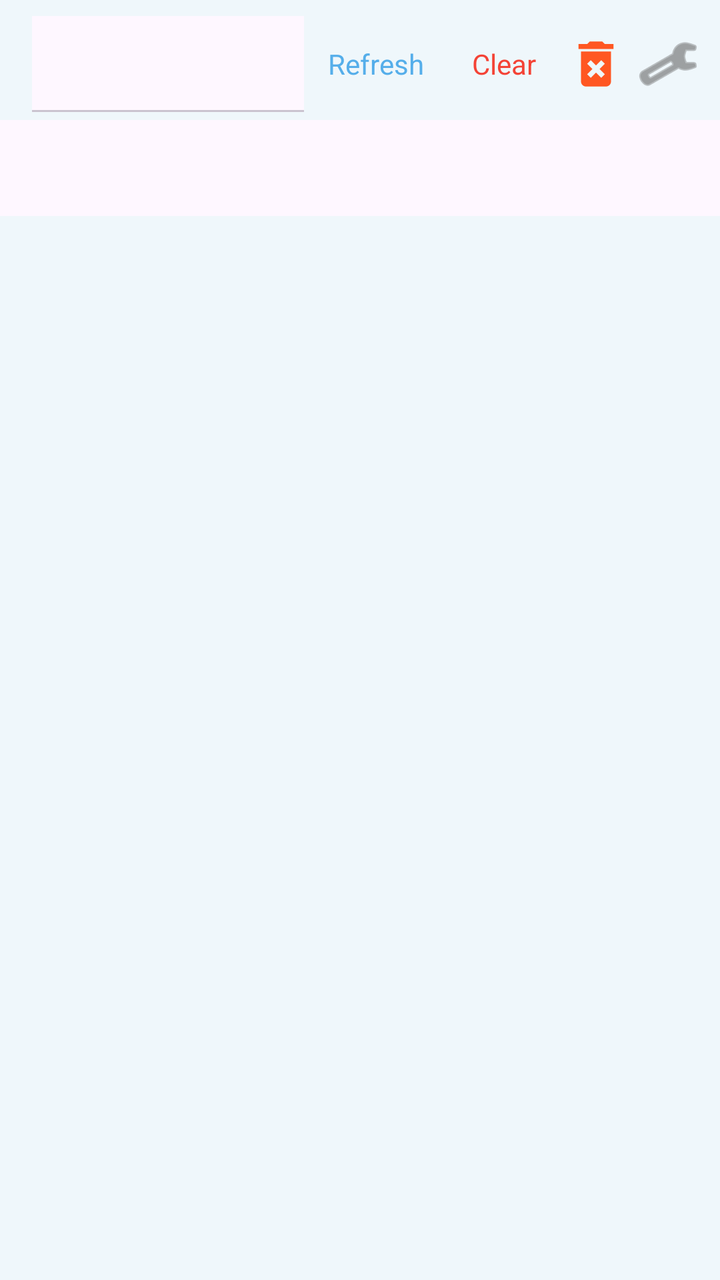
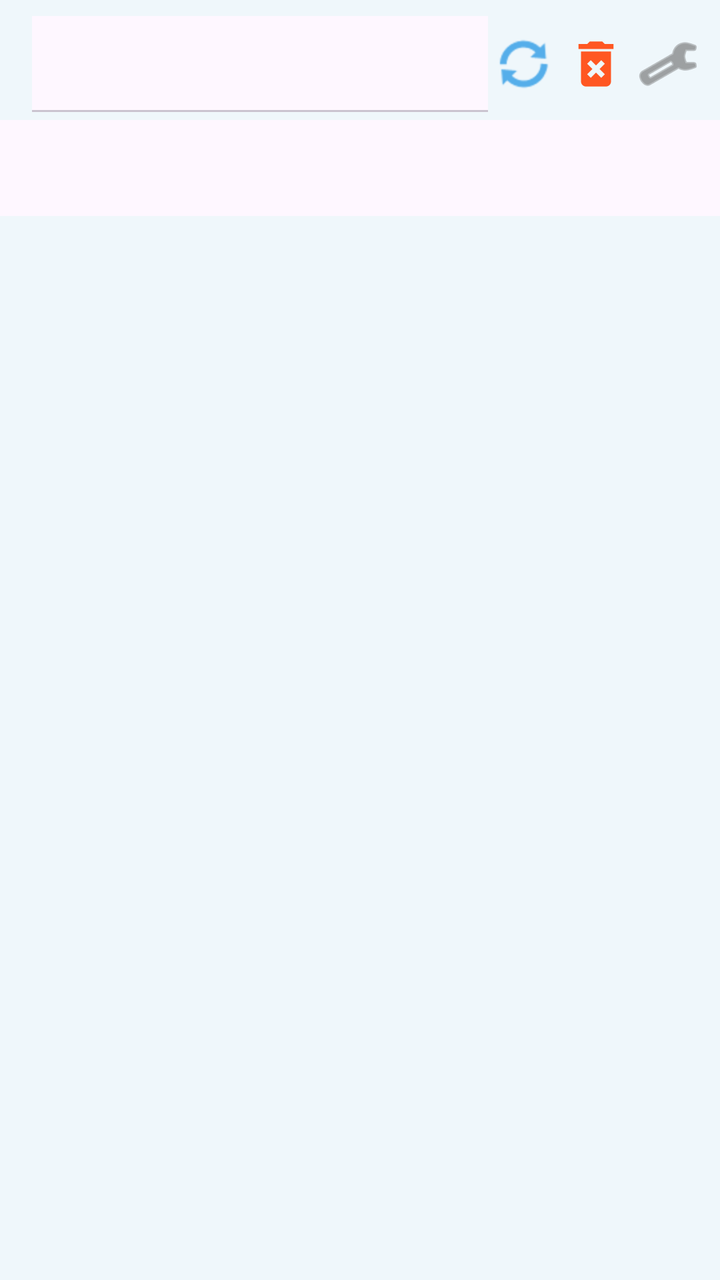

Screens rendered from an Android XML layout before and after an edit, with the pre-edit source and the edit as a unified diff.
<!-- AndroidManifest.xml: application theme Theme.MT -->
<!-- res/layout/fragment_history.xml -->
<?xml version="1.0" encoding="utf-8"?>
<LinearLayout xmlns:android="http://schemas.android.com/apk/res/android"
    xmlns:app="http://schemas.android.com/apk/res-auto"
    android:layout_width="match_parent"
    android:layout_height="match_parent"
    android:background="#EFF7FB"
    android:orientation="vertical">

    
    <LinearLayout
        android:layout_width="match_parent"
        android:layout_height="wrap_content"
        android:orientation="horizontal"
        android:gravity="center_vertical"
        android:paddingStart="16dp"
        android:paddingEnd="8dp"
        android:paddingTop="8dp"
        android:paddingBottom="4dp">

        <com.google.android.material.tabs.TabLayout
            android:id="@+id/history_tab_layout"
            android:layout_width="0dp"
            android:layout_height="wrap_content"
            android:layout_weight="1"
            app:tabMode="fixed"
            app:tabGravity="start"
            app:tabIndicatorColor="#55AEEA"
            app:tabSelectedTextColor="#333333"
            app:tabTextColor="#888888" />

        <TextView
            android:id="@+id/btn_refresh_history"
            android:layout_width="wrap_content"
            android:layout_height="wrap_content"
            android:text="@string/refresh_history"
            android:textColor="#55AEEA"
            android:textSize="14sp"
            android:paddingHorizontal="12dp"
            android:paddingVertical="8dp"
            android:background="?attr/selectableItemBackgroundBorderless" />

        <TextView
            android:id="@+id/btn_clear_history"
            android:layout_width="wrap_content"
            android:layout_height="wrap_content"
            android:text="@string/clear_history"
            android:textColor="#F44336"
            android:textSize="14sp"
            android:paddingHorizontal="12dp"
            android:paddingVertical="8dp"
            android:background="?attr/selectableItemBackgroundBorderless" />

        <ImageButton
            android:id="@+id/btn_clear_all_cache"
            android:layout_width="36dp"
            android:layout_height="36dp"
            android:background="?attr/selectableItemBackgroundBorderless"
            android:src="@drawable/bin_clean"
            android:tint="#FF5722"
            android:contentDescription="Clear All Cache" />

        <ImageButton
            android:id="@+id/btn_history_settings"
            android:layout_width="36dp"
            android:layout_height="36dp"
            android:background="?attr/selectableItemBackgroundBorderless"
            android:src="@android:drawable/ic_menu_manage"
            android:tint="#666666"
            android:contentDescription="Settings" />
    </LinearLayout>

    
    <com.google.android.material.tabs.TabLayout
        android:id="@+id/viewModeTabLayout"
        android:layout_width="match_parent"
        android:layout_height="wrap_content"
        android:background="?android:colorBackground"
        app:tabMode="fixed"
        app:tabGravity="fill" />

    <LinearLayout
        android:id="@+id/engineSelectorLayout"
        android:layout_width="match_parent"
        android:layout_height="wrap_content"
        android:orientation="horizontal"
        android:paddingHorizontal="8dp"
        android:paddingVertical="4dp"
        android:visibility="gone">

        <com.google.android.material.textfield.TextInputLayout
            android:id="@+id/ocrEngineInputLayout"
            style="@style/Widget.Material3.TextInputLayout.OutlinedBox.ExposedDropdownMenu"
            android:layout_width="match_parent"
            android:layout_height="wrap_content"
            android:hint="引擎">

            <com.google.android.material.textfield.MaterialAutoCompleteTextView
                android:id="@+id/spinnerOcrEngine"
                android:layout_width="match_parent"
                android:layout_height="wrap_content"
                android:inputType="none" />

        </com.google.android.material.textfield.TextInputLayout>
    </LinearLayout>

    
    <FrameLayout
        android:layout_width="match_parent"
        android:layout_height="match_parent">

        
        <androidx.recyclerview.widget.RecyclerView
            android:id="@+id/rv_game_history"
            android:layout_width="match_parent"
            android:layout_height="match_parent"
            android:padding="8dp"
            android:clipToPadding="false" />

        
        <androidx.recyclerview.widget.RecyclerView
            android:id="@+id/rv_manga_history"
            android:layout_width="match_parent"
            android:layout_height="match_parent"
            android:padding="8dp"
            android:clipToPadding="false"
            android:visibility="gone" />

        
        <TextView
            android:id="@+id/tv_empty_state"
            android:layout_width="wrap_content"
            android:layout_height="wrap_content"
            android:layout_gravity="center"
            android:text="@string/no_history"
            android:textColor="#999999"
            android:textSize="16sp"
            android:visibility="gone" />
    </FrameLayout>

</LinearLayout>
<!-- resources referenced by this layout -->
<resources>
  <!-- drawable bin_clean (drawable) -->
  <vector android:height="30dp" android:tint="#8EA4CA"
      android:viewportHeight="24" android:viewportWidth="24"
      android:width="30dp" xmlns:android="http://schemas.android.com/apk/res/android">
      <path android:fillColor="@android:color/white" android:pathData="M6,19c0,1.1 0.9,2 2,2h8c1.1,0 2,-0.9 2,-2L18,7L6,7v12zM8.46,11.88l1.41,-1.41L12,12.59l2.12,-2.12 1.41,1.41L13.41,14l2.12,2.12 -1.41,1.41L12,15.41l-2.12,2.12 -1.41,-1.41L10.59,14l-2.13,-2.12zM15.5,4l-1,-1h-5l-1,1L5,4v2h14L19,4z"/>
  </vector>
  <string name="clear_history">Clear</string>
  <string name="no_history">No history yet</string>
  <string name="refresh_history">Refresh</string>
  <style name="Theme.MT" parent="Base.Theme.MT">
          
          <item name="android:navigationBarColor">@android:color/transparent</item>
          <item name="android:statusBarColor">@android:color/transparent</item>
          <item name="android:windowLightStatusBar">?attr/isLightTheme</item>
      </style>
  <style name="Base.Theme.MT" parent="Theme.Material3.Light.NoActionBar">
          <item name="colorPrimary">#55AEEA</item>
          <item name="android:navigationBarColor">
              @android:color/transparent
          </item>
          <item name="android:enforceNavigationBarContrast">false</item>
          <item name="android:enforceStatusBarContrast">false</item>
      </style>
</resources>

<!-- the commit's change to res/layout/fragment_history.xml (unified diff, before → after) -->
@@ -28,27 +28,14 @@
             app:tabSelectedTextColor="#333333"
             app:tabTextColor="#888888" />
 
-        <TextView
+        <ImageButton
             android:id="@+id/btn_refresh_history"
-            android:layout_width="wrap_content"
-            android:layout_height="wrap_content"
-            android:text="@string/refresh_history"
-            android:textColor="#55AEEA"
-            android:textSize="14sp"
-            android:paddingHorizontal="12dp"
-            android:paddingVertical="8dp"
-            android:background="?attr/selectableItemBackgroundBorderless" />
-
-        <TextView
-            android:id="@+id/btn_clear_history"
-            android:layout_width="wrap_content"
-            android:layout_height="wrap_content"
-            android:text="@string/clear_history"
-            android:textColor="#F44336"
-            android:textSize="14sp"
-            android:paddingHorizontal="12dp"
-            android:paddingVertical="8dp"
-            android:background="?attr/selectableItemBackgroundBorderless" />
+            android:layout_width="36dp"
+            android:layout_height="36dp"
+            android:background="?attr/selectableItemBackgroundBorderless"
+            android:src="@android:drawable/ic_popup_sync"
+            android:tint="#55AEEA"
+            android:contentDescription="@string/refresh_history" />
 
         <ImageButton
             android:id="@+id/btn_clear_all_cache"
@@ -87,20 +74,16 @@
         android:paddingVertical="4dp"
         android:visibility="gone">
 
-        <com.google.android.material.textfield.TextInputLayout
-            android:id="@+id/ocrEngineInputLayout"
-            style="@style/Widget.Material3.TextInputLayout.OutlinedBox.ExposedDropdownMenu"
+        <AutoCompleteTextView
+            android:id="@+id/spinnerOcrEngine"
             android:layout_width="match_parent"
-            android:layout_height="wrap_content"
-            android:hint="引擎">
-
-            <com.google.android.material.textfield.MaterialAutoCompleteTextView
-                android:id="@+id/spinnerOcrEngine"
-                android:layout_width="match_parent"
-                android:layout_height="wrap_content"
-                android:inputType="none" />
-
-        </com.google.android.material.textfield.TextInputLayout>
+            android:layout_height="40dp"
+            android:inputType="none"
+            android:textColor="#333333"
+            android:textSize="14sp"
+            android:background="@drawable/custom_radio_button_background"
+            android:paddingHorizontal="12dp"
+            android:completionThreshold="0" />
     </LinearLayout>
 
     
<!-- resource entries referenced after the edit -->
@@ -6,7 +6,16 @@
       android:width="30dp" xmlns:android="http://schemas.android.com/apk/res/android">
       <path android:fillColor="@android:color/white" android:pathData="M6,19c0,1.1 0.9,2 2,2h8c1.1,0 2,-0.9 2,-2L18,7L6,7v12zM8.46,11.88l1.41,-1.41L12,12.59l2.12,-2.12 1.41,1.41L13.41,14l2.12,2.12 -1.41,1.41L12,15.41l-2.12,2.12 -1.41,-1.41L10.59,14l-2.13,-2.12zM15.5,4l-1,-1h-5l-1,1L5,4v2h14L19,4z"/>
   </vector>
-  <string name="clear_history">Clear</string>
+  <!-- drawable custom_radio_button_background (drawable) -->
+  <?xml version="1.0" encoding="utf-8"?>
+  <shape xmlns:android="http://schemas.android.com/apk/res/android"
+      android:shape="rectangle">
+  
+      <corners android:radius="16dp" />
+      <stroke android:width="3dp" android:color="@android:color/darker_gray" />
+      <solid android:color="@android:color/white" />
+  
+  </shape>
   <string name="no_history">No history yet</string>
   <string name="refresh_history">Refresh</string>
   <style name="Theme.MT" parent="Base.Theme.MT">
